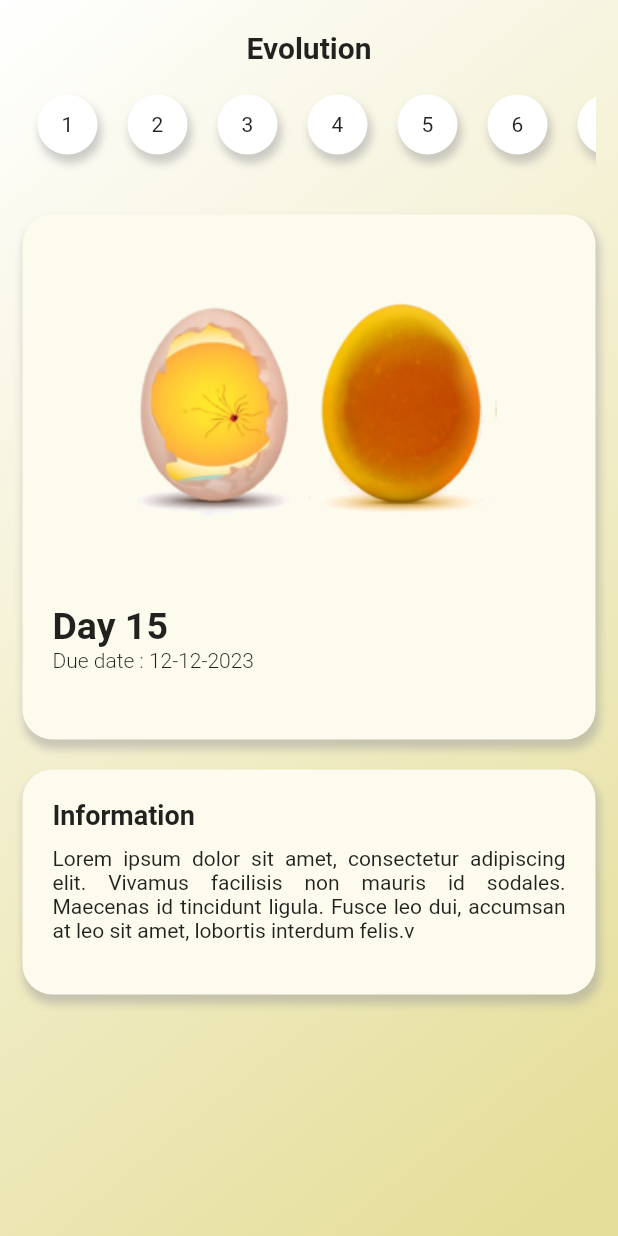
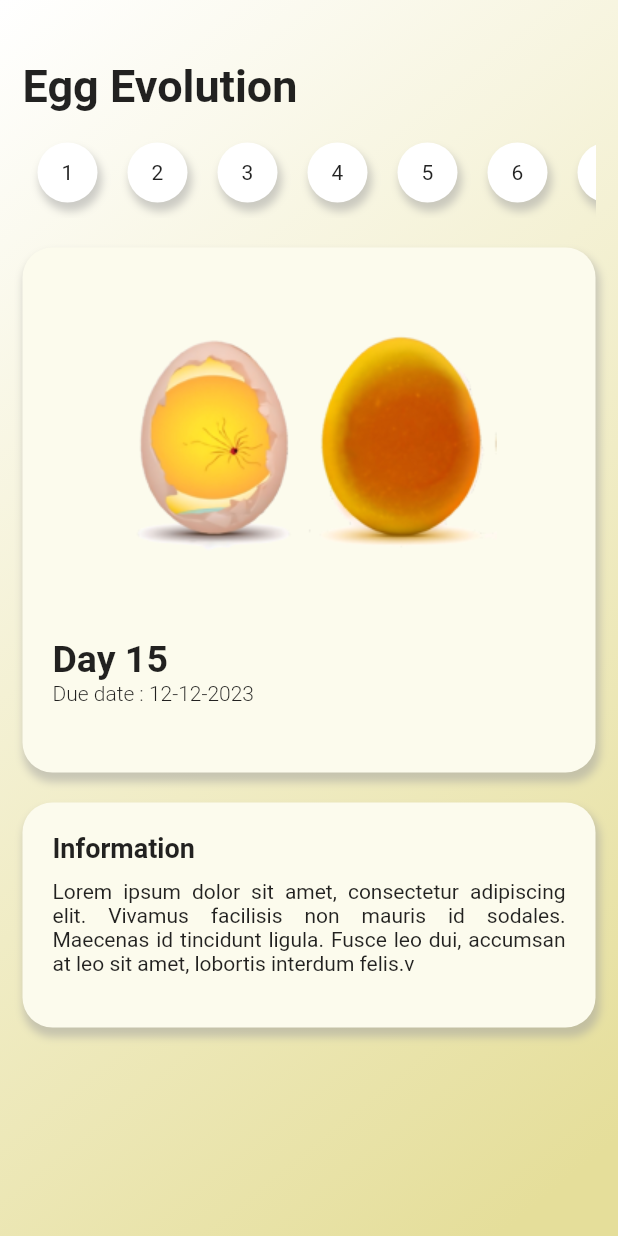
Before and after one commit to Akhdanre/Tetas.in, a Flutter app: the EvolutionScreen screen opened directly, on a phone screen of 412 x 824 dp. Run offline on Flutter 3.47's test engine with Material 2 defaults, Android fonts, the light colour scheme and no system bars; our stand-ins replace bloc, flutter_bloc, shared_preferences; accounts and stored records are empty.

Commit message:
update egg evolutian view

```diff
--- a/lib/src/presentation/pages/evolution_screen.dart
+++ b/lib/src/presentation/pages/evolution_screen.dart
@@ -28,13 +28,15 @@ class _EvolutionScreenState extends State<EvolutionScreen> {
             child: Column(
               crossAxisAlignment: CrossAxisAlignment.stretch,
               children: [
-                const Align(
-                    child: Text(
-                  "Evolution",
-                  style: TextStyle(fontSize: 20, fontWeight: FontWeight.bold),
-                )),
+                const Padding(
+                  padding: EdgeInsets.only(top: 20, bottom: 10),
+                  child: Text(
+                    "Egg Evolution",
+                    style: TextStyle(fontSize: 30, fontWeight: FontWeight.bold),
+                  ),
+                ),
                 SizedBox(
-                  height: 80,
+                  height: 60,
                   width: screen.widht,
                   child: ListView.builder(
                     shrinkWrap: true,
```
